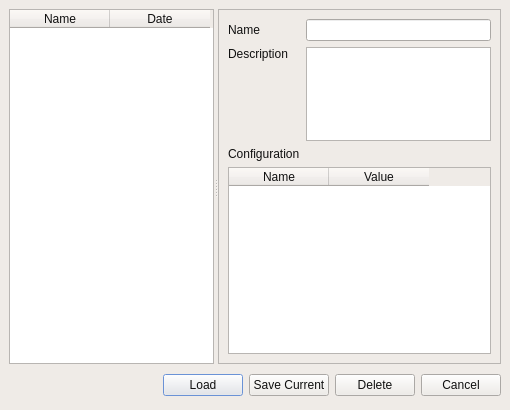
ALBA-Synchrotron/IcepapCMS, file src/ui_icepapcms/qt_designer_files/dialoghistoriccfg.ui: the form before one commit.
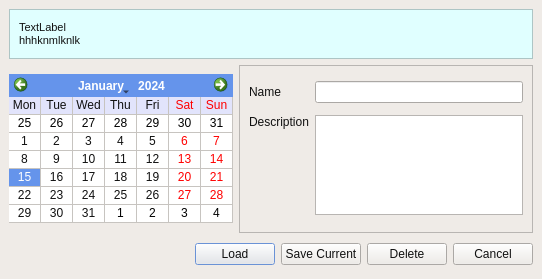
The form after the commit. Icons and pictures are not drawn.

Commit message: New Historic Cfg implementation. - integrated in driver view - Calendar mode

```diff
--- a/src/ui_icepapcms/qt_designer_files/dialoghistoriccfg.ui
+++ b/src/ui_icepapcms/qt_designer_files/dialoghistoriccfg.ui
@@ -8,659 +8,620 @@
    <rect>
     <x>0</x>
     <y>0</y>
-    <width>510</width>
-    <height>410</height>
+    <width>542</width>
+    <height>279</height>
    </rect>
   </property>
+  <property name="sizePolicy" >
+   <sizepolicy>
+    <hsizetype>0</hsizetype>
+    <vsizetype>0</vsizetype>
+    <horstretch>30</horstretch>
+    <verstretch>23</verstretch>
+   </sizepolicy>
+  </property>
+  <property name="minimumSize" >
+   <size>
+    <width>542</width>
+    <height>279</height>
+   </size>
+  </property>
+  <property name="maximumSize" >
+   <size>
+    <width>542</width>
+    <height>279</height>
+   </size>
+  </property>
   <property name="palette" >
    <palette>
     <active>
-     <color>
+     <colorrole role="WindowText" >
+      <brush brushstyle="SolidPattern" >
+       <color alpha="255" >
       <red>16</red>
       <green>16</green>
       <blue>16</blue>
      </color>
-     <color>
+      </brush>
+     </colorrole>
+     <colorrole role="Button" >
+      <brush brushstyle="SolidPattern" >
+       <color alpha="255" >
       <red>239</red>
       <green>235</green>
       <blue>231</blue>
      </color>
-     <color>
+      </brush>
+     </colorrole>
+     <colorrole role="Light" >
+      <brush brushstyle="SolidPattern" >
+       <color alpha="255" >
       <red>237</red>
       <green>237</green>
       <blue>237</blue>
      </color>
-     <color>
+      </brush>
+     </colorrole>
+     <colorrole role="Midlight" >
+      <brush brushstyle="SolidPattern" >
+       <color alpha="255" >
       <red>247</red>
       <green>245</green>
       <blue>243</blue>
      </color>
-     <color>
+      </brush>
+     </colorrole>
+     <colorrole role="Dark" >
+      <brush brushstyle="SolidPattern" >
+       <color alpha="255" >
       <red>119</red>
       <green>117</green>
       <blue>115</blue>
      </color>
-     <color>
+      </brush>
+     </colorrole>
+     <colorrole role="Mid" >
+      <brush brushstyle="SolidPattern" >
+       <color alpha="255" >
       <red>159</red>
       <green>157</green>
       <blue>154</blue>
      </color>
-     <color>
+      </brush>
+     </colorrole>
+     <colorrole role="Text" >
+      <brush brushstyle="SolidPattern" >
+       <color alpha="255" >
       <red>16</red>
       <green>16</green>
       <blue>16</blue>
      </color>
-     <color>
+      </brush>
+     </colorrole>
+     <colorrole role="BrightText" >
+      <brush brushstyle="SolidPattern" >
+       <color alpha="255" >
       <red>255</red>
       <green>255</green>
       <blue>255</blue>
      </color>
-     <color>
+      </brush>
+     </colorrole>
+     <colorrole role="ButtonText" >
+      <brush brushstyle="SolidPattern" >
+       <color alpha="255" >
       <red>16</red>
       <green>16</green>
       <blue>16</blue>
      </color>
-     <color>
+      </brush>
+     </colorrole>
+     <colorrole role="Base" >
+      <brush brushstyle="SolidPattern" >
+       <color alpha="255" >
       <red>255</red>
       <green>255</green>
       <blue>255</blue>
      </color>
-     <color>
+      </brush>
+     </colorrole>
+     <colorrole role="Window" >
+      <brush brushstyle="SolidPattern" >
+       <color alpha="255" >
       <red>239</red>
       <green>235</green>
       <blue>231</blue>
      </color>
-     <color>
+      </brush>
+     </colorrole>
+     <colorrole role="Shadow" >
+      <brush brushstyle="SolidPattern" >
+       <color alpha="255" >
       <red>0</red>
       <green>0</green>
       <blue>0</blue>
      </color>
-     <color>
+      </brush>
+     </colorrole>
+     <colorrole role="Highlight" >
+      <brush brushstyle="SolidPattern" >
+       <color alpha="255" >
       <red>101</red>
       <green>148</green>
       <blue>235</blue>
      </color>
-     <color>
+      </brush>
+     </colorrole>
+     <colorrole role="HighlightedText" >
+      <brush brushstyle="SolidPattern" >
+       <color alpha="255" >
       <red>255</red>
       <green>255</green>
       <blue>255</blue>
      </color>
-     <color>
+      </brush>
+     </colorrole>
+     <colorrole role="Link" >
+      <brush brushstyle="SolidPattern" >
+       <color alpha="255" >
       <red>0</red>
       <green>0</green>
       <blue>255</blue>
      </color>
-     <color>
+      </brush>
+     </colorrole>
+     <colorrole role="LinkVisited" >
+      <brush brushstyle="SolidPattern" >
+       <color alpha="255" >
       <red>255</red>
       <green>0</green>
       <blue>255</blue>
      </color>
-     <color>
+      </brush>
+     </colorrole>
+     <colorrole role="AlternateBase" >
+      <brush brushstyle="SolidPattern" >
+       <color alpha="255" >
       <red>226</red>
       <green>228</green>
       <blue>252</blue>
      </color>
+      </brush>
+     </colorrole>
     </active>
     <inactive>
-     <color>
+     <colorrole role="WindowText" >
+      <brush brushstyle="SolidPattern" >
+       <color alpha="255" >
       <red>16</red>
       <green>16</green>
       <blue>16</blue>
      </color>
-     <color>
+      </brush>
+     </colorrole>
+     <colorrole role="Button" >
+      <brush brushstyle="SolidPattern" >
+       <color alpha="255" >
       <red>239</red>
       <green>235</green>
       <blue>231</blue>
      </color>
-     <color>
+      </brush>
+     </colorrole>
+     <colorrole role="Light" >
+      <brush brushstyle="SolidPattern" >
+       <color alpha="255" >
       <red>237</red>
       <green>237</green>
       <blue>237</blue>
      </color>
-     <color>
+      </brush>
+     </colorrole>
+     <colorrole role="Midlight" >
+      <brush brushstyle="SolidPattern" >
+       <color alpha="255" >
       <red>247</red>
       <green>245</green>
       <blue>243</blue>
      </color>
-     <color>
+      </brush>
+     </colorrole>
+     <colorrole role="Dark" >
+      <brush brushstyle="SolidPattern" >
+       <color alpha="255" >
       <red>119</red>
       <green>117</green>
       <blue>115</blue>
      </color>
-     <color>
+      </brush>
+     </colorrole>
+     <colorrole role="Mid" >
+      <brush brushstyle="SolidPattern" >
+       <color alpha="255" >
       <red>159</red>
       <green>157</green>
       <blue>154</blue>
      </color>
-     <color>
+      </brush>
+     </colorrole>
+     <colorrole role="Text" >
+      <brush brushstyle="SolidPattern" >
+       <color alpha="255" >
       <red>16</red>
       <green>16</green>
       <blue>16</blue>
      </color>
-     <color>
+      </brush>
+     </colorrole>
+     <colorrole role="BrightText" >
+      <brush brushstyle="SolidPattern" >
+       <color alpha="255" >
       <red>255</red>
       <green>255</green>
       <blue>255</blue>
      </color>
-     <color>
+      </brush>
+     </colorrole>
+     <colorrole role="ButtonText" >
+      <brush brushstyle="SolidPattern" >
+       <color alpha="255" >
       <red>16</red>
       <green>16</green>
       <blue>16</blue>
      </color>
-     <color>
+      </brush>
+     </colorrole>
+     <colorrole role="Base" >
+      <brush brushstyle="SolidPattern" >
+       <color alpha="255" >
       <red>255</red>
       <green>255</green>
       <blue>255</blue>
      </color>
-     <color>
+      </brush>
+     </colorrole>
+     <colorrole role="Window" >
+      <brush brushstyle="SolidPattern" >
+       <color alpha="255" >
       <red>239</red>
       <green>235</green>
       <blue>231</blue>
      </color>
-     <color>
+      </brush>
+     </colorrole>
+     <colorrole role="Shadow" >
+      <brush brushstyle="SolidPattern" >
+       <color alpha="255" >
       <red>0</red>
       <green>0</green>
       <blue>0</blue>
      </color>
-     <color>
+      </brush>
+     </colorrole>
+     <colorrole role="Highlight" >
+      <brush brushstyle="SolidPattern" >
+       <color alpha="255" >
       <red>101</red>
       <green>148</green>
       <blue>235</blue>
      </color>
-     <color>
+      </brush>
+     </colorrole>
+     <colorrole role="HighlightedText" >
+      <brush brushstyle="SolidPattern" >
+       <color alpha="255" >
       <red>255</red>
       <green>255</green>
       <blue>255</blue>
      </color>
-     <color>
+      </brush>
+     </colorrole>
+     <colorrole role="Link" >
+      <brush brushstyle="SolidPattern" >
+       <color alpha="255" >
       <red>0</red>
       <green>0</green>
       <blue>255</blue>
      </color>
-     <color>
+      </brush>
+     </colorrole>
+     <colorrole role="LinkVisited" >
+      <brush brushstyle="SolidPattern" >
+       <color alpha="255" >
       <red>255</red>
       <green>0</green>
       <blue>255</blue>
      </color>
-     <color>
+      </brush>
+     </colorrole>
+     <colorrole role="AlternateBase" >
+      <brush brushstyle="SolidPattern" >
+       <color alpha="255" >
       <red>226</red>
       <green>228</green>
       <blue>252</blue>
      </color>
+      </brush>
+     </colorrole>
     </inactive>
     <disabled>
-     <color>
+     <colorrole role="WindowText" >
+      <brush brushstyle="SolidPattern" >
+       <color alpha="255" >
       <red>127</red>
       <green>125</green>
       <blue>123</blue>
      </color>
-     <color>
+      </brush>
+     </colorrole>
+     <colorrole role="Button" >
+      <brush brushstyle="SolidPattern" >
+       <color alpha="255" >
       <red>239</red>
       <green>235</green>
       <blue>231</blue>
      </color>
-     <color>
+      </brush>
+     </colorrole>
+     <colorrole role="Light" >
+      <brush brushstyle="SolidPattern" >
+       <color alpha="255" >
       <red>237</red>
       <green>237</green>
       <blue>237</blue>
      </color>
-     <color>
+      </brush>
+     </colorrole>
+     <colorrole role="Midlight" >
+      <brush brushstyle="SolidPattern" >
+       <color alpha="255" >
       <red>247</red>
       <green>245</green>
       <blue>243</blue>
      </color>
-     <color>
+      </brush>
+     </colorrole>
+     <colorrole role="Dark" >
+      <brush brushstyle="SolidPattern" >
+       <color alpha="255" >
       <red>119</red>
       <green>117</green>
       <blue>115</blue>
      </color>
-     <color>
+      </brush>
+     </colorrole>
+     <colorrole role="Mid" >
+      <brush brushstyle="SolidPattern" >
+       <color alpha="255" >
       <red>159</red>
       <green>157</green>
       <blue>154</blue>
      </color>
-     <color>
+      </brush>
+     </colorrole>
+     <colorrole role="Text" >
+      <brush brushstyle="SolidPattern" >
+       <color alpha="255" >
       <red>0</red>
       <green>0</green>
       <blue>0</blue>
      </color>
-     <color>
+      </brush>
+     </colorrole>
+     <colorrole role="BrightText" >
+      <brush brushstyle="SolidPattern" >
+       <color alpha="255" >
       <red>255</red>
       <green>255</green>
       <blue>255</blue>
      </color>
-     <color>
+      </brush>
+     </colorrole>
+     <colorrole role="ButtonText" >
+      <brush brushstyle="SolidPattern" >
+       <color alpha="255" >
       <red>127</red>
       <green>125</green>
       <blue>123</blue>
      </color>
-     <color>
+      </brush>
+     </colorrole>
+     <colorrole role="Base" >
+      <brush brushstyle="SolidPattern" >
+       <color alpha="255" >
       <red>255</red>
       <green>255</green>
       <blue>255</blue>
      </color>
-     <color>
+      </brush>
+     </colorrole>
+     <colorrole role="Window" >
+      <brush brushstyle="SolidPattern" >
+       <color alpha="255" >
       <red>239</red>
       <green>235</green>
       <blue>231</blue>
      </color>
-     <color>
+      </brush>
+     </colorrole>
+     <colorrole role="Shadow" >
+      <brush brushstyle="SolidPattern" >
+       <color alpha="255" >
       <red>0</red>
       <green>0</green>
       <blue>0</blue>
      </color>
-     <color>
+      </brush>
+     </colorrole>
+     <colorrole role="Highlight" >
+      <brush brushstyle="SolidPattern" >
+       <color alpha="255" >
       <red>84</red>
       <green>123</green>
       <blue>196</blue>
      </color>
-     <color>
+      </brush>
+     </colorrole>
+     <colorrole role="HighlightedText" >
+      <brush brushstyle="SolidPattern" >
+       <color alpha="255" >
       <red>255</red>
       <green>255</green>
       <blue>255</blue>
      </color>
-     <color>
+      </brush>
+     </colorrole>
+     <colorrole role="Link" >
+      <brush brushstyle="SolidPattern" >
+       <color alpha="255" >
       <red>0</red>
       <green>0</green>
       <blue>255</blue>
      </color>
-     <color>
+      </brush>
+     </colorrole>
+     <colorrole role="LinkVisited" >
+      <brush brushstyle="SolidPattern" >
+       <color alpha="255" >
       <red>255</red>
       <green>0</green>
       <blue>255</blue>
      </color>
-     <color>
+      </brush>
+     </colorrole>
+     <colorrole role="AlternateBase" >
+      <brush brushstyle="SolidPattern" >
+       <color alpha="255" >
       <red>226</red>
       <green>228</green>
       <blue>252</blue>
      </color>
+      </brush>
+     </colorrole>
     </disabled>
    </palette>
   </property>
   <property name="windowTitle" >
    <string>Historic configurations</string>
   </property>
-  <layout class="QVBoxLayout" >
+  <layout class="QGridLayout" >
    <property name="margin" >
     <number>9</number>
    </property>
    <property name="spacing" >
     <number>6</number>
    </property>
-   <item>
-    <widget class="QSplitter" name="" >
-     <property name="orientation" >
-      <enum>Qt::Horizontal</enum>
+   <item row="0" column="0" colspan="2" >
+    <widget class="QFrame" name="frame_3" >
+     <property name="minimumSize" >
+      <size>
+       <width>16</width>
+       <height>50</height>
+      </size>
      </property>
-     <widget class="QTableWidget" name="tableWidget" >
       <property name="palette" >
        <palette>
         <active>
-         <color>
-          <red>16</red>
-          <green>16</green>
-          <blue>16</blue>
-         </color>
-         <color>
-          <red>239</red>
-          <green>235</green>
-          <blue>231</blue>
-         </color>
-         <color>
-          <red>237</red>
-          <green>237</green>
-          <blue>237</blue>
-         </color>
-         <color>
-          <red>247</red>
-          <green>245</green>
-          <blue>243</blue>
-         </color>
-         <color>
-          <red>119</red>
-          <green>117</green>
-          <blue>115</blue>
-         </color>
-         <color>
-          <red>159</red>
-          <green>157</green>
-          <blue>154</blue>
-         </color>
-         <color>
-          <red>16</red>
-          <green>16</green>
-          <blue>16</blue>
-         </color>
-         <color>
+        <colorrole role="Base" >
+         <brush brushstyle="SolidPattern" >
+          <color alpha="255" >
           <red>255</red>
           <green>255</green>
           <blue>255</blue>
          </color>
-         <color>
-          <red>16</red>
-          <green>16</green>
-          <blue>16</blue>
-         </color>
-         <color>
-          <red>255</red>
+         </brush>
+        </colorrole>
+        <colorrole role="Window" >
+         <brush brushstyle="SolidPattern" >
+          <color alpha="255" >
+           <red>224</red>
           <green>255</green>
           <blue>255</blue>
          </color>
-         <color>
-          <red>239</red>
-          <green>235</green>
-          <blue>231</blue>
-         </color>
-         <color>
-          <red>0</red>
-          <green>0</green>
-          <blue>0</blue>
-         </color>
-         <color>
-          <red>101</red>
-          <green>148</green>
-          <blue>235</blue>
-         </color>
-         <color>
-          <red>255</red>
-          <green>255</green>
-          <blue>255</blue>
-         </color>
-         <color>
-          <red>0</red>
-          <green>0</green>
-          <blue>255</blue>
-         </color>
-         <color>
-          <red>255</red>
-          <green>0</green>
-          <blue>255</blue>
-         </color>
-         <color>
-          <red>232</red>
-          <green>232</green>
-          <blue>232</blue>
-         </color>
+         </brush>
+        </colorrole>
         </active>
         <inactive>
-         <color>
-          <red>16</red>
-          <green>16</green>
-          <blue>16</blue>
-         </color>
-         <color>
-          <red>239</red>
-          <green>235</green>
-          <blue>231</blue>
-         </color>
-         <color>
-          <red>237</red>
-          <green>237</green>
-          <blue>237</blue>
-         </color>
-         <color>
-          <red>247</red>
-          <green>245</green>
-          <blue>243</blue>
-         </color>
-         <color>
-          <red>119</red>
-          <green>117</green>
-          <blue>115</blue>
-         </color>
-         <color>
-          <red>159</red>
-          <green>157</green>
-          <blue>154</blue>
-         </color>
-         <color>
-          <red>16</red>
-          <green>16</green>
-          <blue>16</blue>
-         </color>
-         <color>
+        <colorrole role="Base" >
+         <brush brushstyle="SolidPattern" >
+          <color alpha="255" >
           <red>255</red>
           <green>255</green>
           <blue>255</blue>
          </color>
-         <color>
-          <red>16</red>
-          <green>16</green>
-          <blue>16</blue>
-         </color>
-         <color>
-          <red>255</red>
+         </brush>
+        </colorrole>
+        <colorrole role="Window" >
+         <brush brushstyle="SolidPattern" >
+          <color alpha="255" >
+           <red>224</red>
           <green>255</green>
           <blue>255</blue>
          </color>
-         <color>
-          <red>239</red>
-          <green>235</green>
-          <blue>231</blue>
-         </color>
-         <color>
-          <red>0</red>
-          <green>0</green>
-          <blue>0</blue>
-         </color>
-         <color>
-          <red>101</red>
-          <green>148</green>
-          <blue>235</blue>
-         </color>
-         <color>
-          <red>255</red>
-          <green>255</green>
-          <blue>255</blue>
-         </color>
-         <color>
-          <red>0</red>
-          <green>0</green>
-          <blue>255</blue>
-         </color>
-         <color>
-          <red>255</red>
-          <green>0</green>
-          <blue>255</blue>
-         </color>
-         <color>
-          <red>232</red>
-          <green>232</green>
-          <blue>232</blue>
-         </color>
+         </brush>
+        </colorrole>
         </inactive>
         <disabled>
-         <color>
-          <red>127</red>
-          <green>125</green>
-          <blue>123</blue>
-         </color>
-         <color>
-          <red>239</red>
-          <green>235</green>
-          <blue>231</blue>
-         </color>
-         <color>
-          <red>237</red>
-          <green>237</green>
-          <blue>237</blue>
-         </color>
-         <color>
-          <red>247</red>
-          <green>245</green>
-          <blue>243</blue>
-         </color>
-         <color>
-          <red>119</red>
-          <green>117</green>
-          <blue>115</blue>
-         </color>
-         <color>
-          <red>159</red>
-          <green>157</green>
-          <blue>154</blue>
-         </color>
-         <color>
-          <red>51</red>
-          <green>77</green>
-          <blue>120</blue>
-         </color>
-         <color>
-          <red>255</red>
+        <colorrole role="Base" >
+         <brush brushstyle="SolidPattern" >
+          <color alpha="255" >
+           <red>224</red>
           <green>255</green>
           <blue>255</blue>
          </color>
-         <color>
-          <red>127</red>
-          <green>125</green>
-          <blue>123</blue>
-         </color>
-         <color>
-          <red>255</red>
+         </brush>
+        </colorrole>
+        <colorrole role="Window" >
+         <brush brushstyle="SolidPattern" >
+          <color alpha="255" >
+           <red>224</red>
           <green>255</green>
           <blue>255</blue>
          </color>
-         <color>
-          <red>239</red>
-          <green>235</green>
-          <blue>231</blue>
-         </color>
-         <color>
-          <red>0</red>
-          <green>0</green>
-          <blue>0</blue>
-         </color>
-         <color>
-          <red>84</red>
-          <green>123</green>
-          <blue>196</blue>
-         </color>
-         <color>
-          <red>255</red>
-          <green>255</green>
-          <blue>255</blue>
-         </color>
-         <color>
-          <red>0</red>
-          <green>0</green>
-          <blue>255</blue>
-         </color>
-         <color>
-          <red>255</red>
-          <green>0</green>
-          <blue>255</blue>
-         </color>
-         <color>
-          <red>232</red>
-          <green>232</green>
-          <blue>232</blue>
-         </color>
+         </brush>
+        </colorrole>
         </disabled>
        </palette>
       </property>
-      <property name="selectionBehavior" >
-       <enum>QAbstractItemView::SelectRows</enum>
-      </property>
-      <property name="sortingEnabled" >
+     <property name="autoFillBackground" >
        <bool>true</bool>
       </property>
-      <column>
-       <property name="text" >
-        <string>Name</string>
-       </property>
-      </column>
-      <column>
-       <property name="text" >
-        <string>Date</string>
-       </property>
-      </column>
-     </widget>
-     <widget class="QFrame" name="frame" >
       <property name="frameShape" >
        <enum>QFrame::StyledPanel</enum>
       </property>
       <property name="frameShadow" >
        <enum>QFrame::Raised</enum>
       </property>
-      <layout class="QGridLayout" >
+     <layout class="QHBoxLayout" >
        <property name="margin" >
         <number>9</number>
        </property>
        <property name="spacing" >
         <number>6</number>
        </property>
-       <item row="1" column="0" colspan="2" >
-        <widget class="QLabel" name="label_2" >
-         <property name="text" >
-          <string>Description</string>
-         </property>
-         <property name="alignment" >
-          <set>Qt::AlignLeading|Qt::AlignLeft|Qt::AlignTop</set>
-         </property>
-        </widget>
-       </item>
-       <item row="3" column="0" colspan="3" >
-        <widget class="QTableWidget" name="tableWidgetCfg" >
-         <property name="alternatingRowColors" >
-          <bool>true</bool>
-         </property>
-         <column>
-          <property name="text" >
-           <string>Name</string>
-          </property>
-         </column>
-         <column>
-          <property name="text" >
-           <string>Value</string>
-          </property>
-         </column>
-        </widget>
-       </item>
-       <item row="0" column="1" >
-        <widget class="QLabel" name="label_3" >
-         <property name="text" >
-          <string/>
-         </property>
-         <property name="pixmap" >
-          <pixmap resource="icepapcms.qrc" >:/small_icons/IcepapCfg Icons/redpixel.png</pixmap>
-         </property>
-        </widget>
-       </item>
-       <item row="0" column="0" >
-        <widget class="QLabel" name="label" >
-         <property name="text" >
-          <string>Name</string>
-         </property>
-         <property name="textFormat" >
-          <enum>Qt::AutoText</enum>
-         </property>
-        </widget>
-       </item>
-       <item row="0" column="2" >
-        <widget class="QLineEdit" name="txtName" />
-       </item>
-       <item row="1" column="2" >
-        <widget class="QTextEdit" name="txtDescription" >
-         <property name="maximumSize" >
+      <item>
+       <widget class="QLabel" name="txtDriverDescription" >
+        <property name="minimumSize" >
           <size>
-           <width>16777215</width>
-           <height>100</height>
-          </size>
-         </property>
+          <width>0</width>
+          <height>28</height>
+         </size>
+        </property>
+        <property name="font" >
+         <font>
+          <pointsize>8</pointsize>
+         </font>
+        </property>
+        <property name="text" >
+         <string>TextLabel
+hhhknmlknlk</string>
+        </property>
+       </widget>
+      </item>
+     </layout>
         </widget>
        </item>
        <item row="2" column="0" colspan="2" >
-        <widget class="QLabel" name="label_4" >
-         <property name="text" >
-          <string>Configuration</string>
-         </property>
-        </widget>
-       </item>
-      </layout>
-     </widget>
-    </widget>
-   </item>
-   <item>
     <layout class="QHBoxLayout" >
      <property name="margin" >
       <number>0</number>
@@ -723,9 +684,96 @@
      </item>
     </layout>
    </item>
-  </layout>
- </widget>
- <pixmapfunction></pixmapfunction>
+   <item row="1" column="1" >
+    <widget class="QFrame" name="frame" >
+     <property name="minimumSize" >
+      <size>
+       <width>280</width>
+       <height>16</height>
+      </size>
+     </property>
+     <property name="frameShape" >
+      <enum>QFrame::StyledPanel</enum>
+     </property>
+     <property name="frameShadow" >
+      <enum>QFrame::Raised</enum>
+     </property>
+     <layout class="QGridLayout" >
+      <property name="margin" >
+       <number>9</number>
+      </property>
+      <property name="spacing" >
+       <number>6</number>
+      </property>
+      <item row="1" column="0" colspan="2" >
+       <widget class="QLabel" name="label_2" >
+        <property name="text" >
+         <string>Description</string>
+        </property>
+        <property name="alignment" >
+         <set>Qt::AlignLeading|Qt::AlignLeft|Qt::AlignTop</set>
+        </property>
+       </widget>
+      </item>
+      <item row="1" column="2" >
+       <widget class="QTextEdit" name="txtDescription" >
+        <property name="maximumSize" >
+         <size>
+          <width>16777215</width>
+          <height>100</height>
+         </size>
+        </property>
+       </widget>
+      </item>
+      <item row="0" column="2" >
+       <widget class="QLineEdit" name="txtName" />
+      </item>
+      <item row="0" column="0" >
+       <widget class="QLabel" name="label" >
+        <property name="text" >
+         <string>Name</string>
+        </property>
+        <property name="textFormat" >
+         <enum>Qt::AutoText</enum>
+        </property>
+       </widget>
+      </item>
+      <item row="0" column="1" >
+       <widget class="QLabel" name="label_3" >
+        <property name="text" >
+         <string/>
+        </property>
+        <property name="pixmap" >
+         <pixmap resource="icepapcms.qrc" >:/small_icons/IcepapCfg Icons/redpixel.png</pixmap>
+        </property>
+       </widget>
+      </item>
+     </layout>
+    </widget>
+   </item>
+   <item row="1" column="0" >
+    <widget class="QCalendarWidget" name="calendarWidget" >
+     <property name="sizePolicy" >
+      <sizepolicy>
+       <hsizetype>0</hsizetype>
+       <vsizetype>0</vsizetype>
+       <horstretch>0</horstretch>
+       <verstretch>0</verstretch>
+      </sizepolicy>
+     </property>
+     <property name="firstDayOfWeek" >
+      <enum>Qt::Monday</enum>
+     </property>
+     <property name="gridVisible" >
+      <bool>true</bool>
+     </property>
+     <property name="verticalHeaderFormat" >
+      <enum>QCalendarWidget::NoVerticalHeader</enum>
+     </property>
+    </widget>
+   </item>
+  </layout>
+ </widget>
  <tabstops>
   <tabstop>txtName</tabstop>
   <tabstop>txtDescription</tabstop>
```
Left out of the diff: 5 changed lines with no effect on the pictures. Lines whose indentation alone changed are shown as unchanged. The commit also changes 27 other files.
